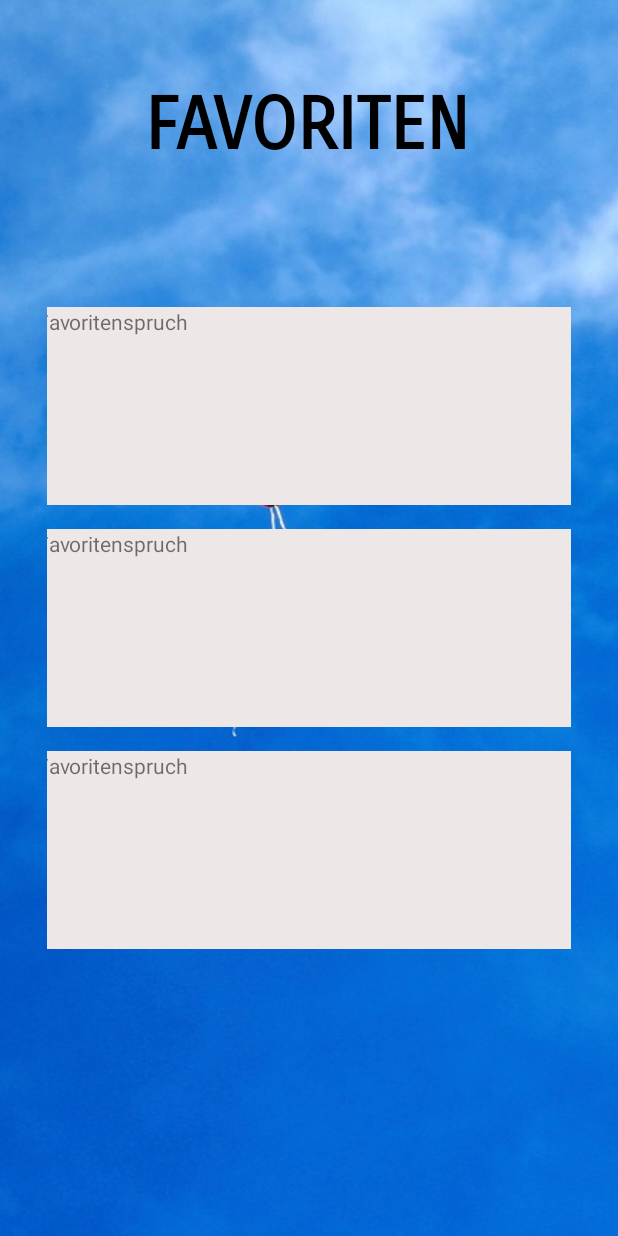
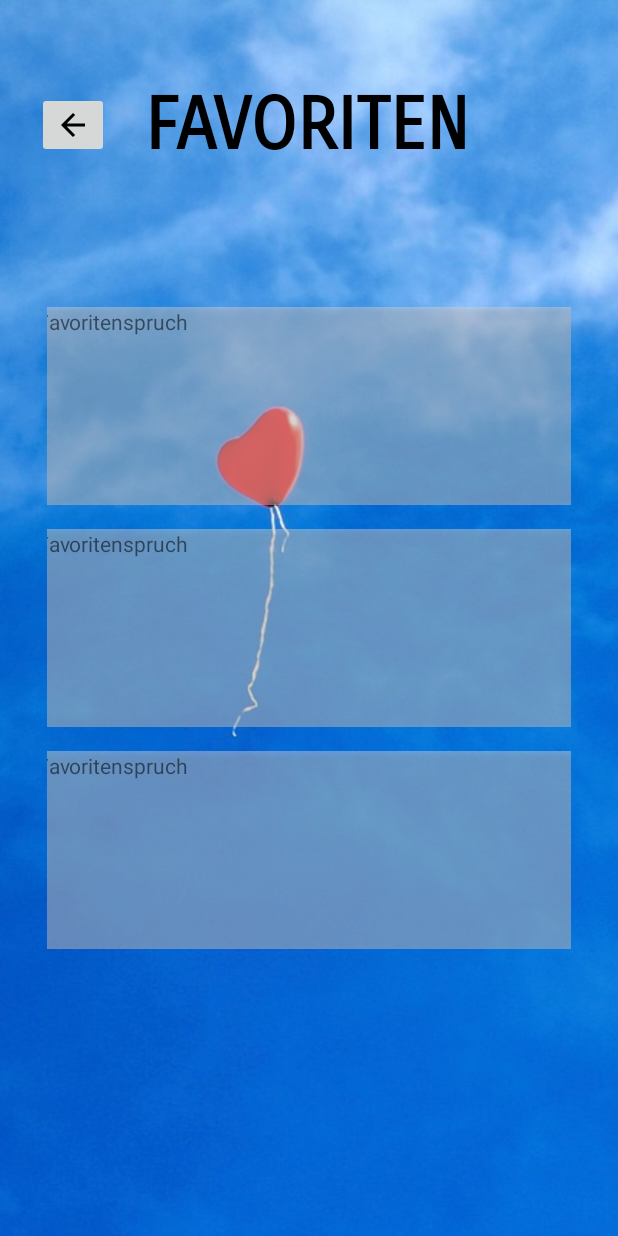
Before and after one commit to MarcelL1989/My_Motivation, an Android app: the layout fragment_favoriten.xml on its own in the app's theme, with its tools: preview values and no code run, on a phone screen of 412 x 824 dp. Run offline under Robolectric (Android 15) with nearby library versions, the phone set to English and light mode, and no system bars.

Commit message:
Nochmals Farbe in Transparenz angepasst

```diff
--- a/app/src/main/res/layout/favorititem.xml
+++ b/app/src/main/res/layout/favorititem.xml
@@ -10,7 +10,7 @@
         android:id="@+id/cardView"
         android:layout_width="414dp"
         android:layout_height="wrap_content"
-        app:cardBackgroundColor="#EDE7E7"
+        app:cardBackgroundColor="#6BEDE7E7"
         app:cardCornerRadius="25dp"
         app:layout_constraintBottom_toBottomOf="parent"
         app:layout_constraintEnd_toEndOf="parent"
--- a/app/src/main/res/layout/fragment_detail.xml
+++ b/app/src/main/res/layout/fragment_detail.xml
@@ -39,7 +39,7 @@
             android:layout_height="wrap_content"
             android:layout_marginStart="16dp"
             android:layout_marginEnd="16dp"
-            app:cardBackgroundColor="#AEFEFEFE"
+            app:cardBackgroundColor="#88FEFEFE"
             app:cardCornerRadius="20dp"
             app:layout_constraintBottom_toBottomOf="@+id/motivational_picture"
             app:layout_constraintEnd_toEndOf="parent"
--- a/app/src/main/res/layout/fragment_favoriten.xml
+++ b/app/src/main/res/layout/fragment_favoriten.xml
@@ -18,7 +18,7 @@
             android:scaleType="centerCrop"
             app:srcCompat="@drawable/favoritenbild"
             tools:layout_editor_absoluteX="0dp"
-            tools:layout_editor_absoluteY="-42dp" />
+            tools:layout_editor_absoluteY="-16dp" />
 
         <TextView
             android:id="@+id/favtext"
@@ -56,5 +56,16 @@
             tools:itemCount="3"
             tools:listitem="@layout/favorititem" />
 
+        <ImageButton
+            android:id="@+id/backtomenubtn"
+            android:layout_width="wrap_content"
+            android:layout_height="wrap_content"
+            android:layout_marginEnd="24dp"
+            app:layout_constraintBottom_toBottomOf="@+id/favtext"
+            app:layout_constraintEnd_toStartOf="@+id/favtext"
+            app:layout_constraintTop_toTopOf="@+id/favtext"
+            app:layout_constraintVertical_bias="0.466"
+            app:srcCompat="@drawable/ic_baseline_arrow_back_24" />
+
     </androidx.constraintlayout.widget.ConstraintLayout>
 </layout>
--- a/app/src/main/res/navigation/nav_graph.xml
+++ b/app/src/main/res/navigation/nav_graph.xml
@@ -22,4 +22,8 @@
             android:name="categoryid"
             app:argType="integer" />
     </fragment>
+    <fragment
+        android:id="@+id/favoriteFragment"
+        android:name="com.example.my_motivation.ui.FavoriteFragment"
+        android:label="FavoriteFragment" />
 </navigation>
```
